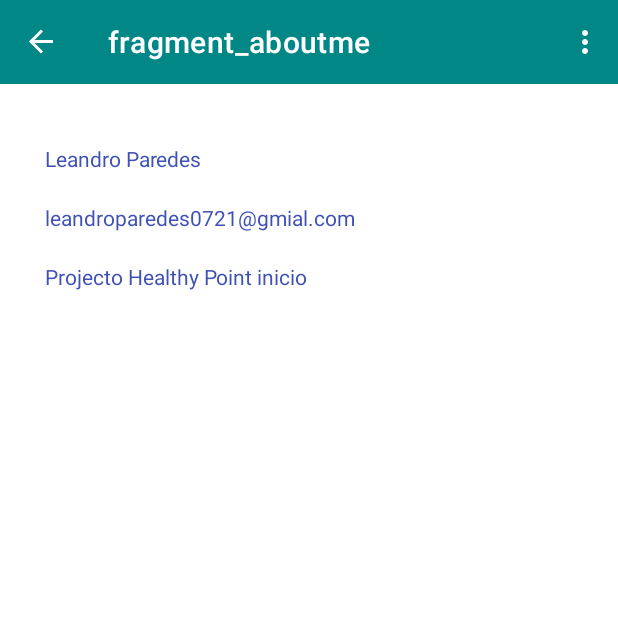
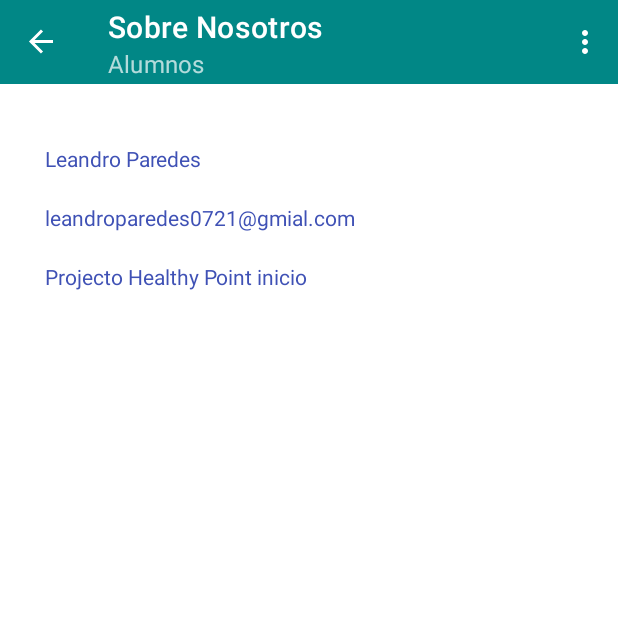
Before and after one commit to Arsenbasha/HealthyPoint, an Android app: the aboutme screen opened through its navigation route, on a phone screen of 412 x 824 dp, the top half of it. Run offline under Robolectric (Android 15) with nearby library versions, the phone set to English and light mode, and no system bars; our stand-ins replace navigation-ui; 2 statements that could not run were skipped.

Commit message:
porject full

```diff
--- a/app/src/main/java/com/arsenbasha/healthypoint/aboutme.kt
+++ b/app/src/main/java/com/arsenbasha/healthypoint/aboutme.kt
@@ -4,6 +4,7 @@ import android.os.Bundle
 import android.view.LayoutInflater
 import android.view.View
 import android.view.ViewGroup
+import androidx.appcompat.app.AppCompatActivity
 import androidx.fragment.app.Fragment
 
 
@@ -13,7 +14,8 @@ class aboutme : Fragment() {
         inflater: LayoutInflater, container: ViewGroup?,
         savedInstanceState: Bundle?
     ): View? {
-
+        (activity as AppCompatActivity?)!!.supportActionBar!!.title = "Sobre Nosotros"
+        (activity as AppCompatActivity?)!!.supportActionBar!!.subtitle = "Alumnos"
 
         return inflater.inflate(R.layout.fragment_aboutme, container, false)
         setHasOptionsMenu(true);
--- a/app/src/main/res/values/styles.xml
+++ b/app/src/main/res/values/styles.xml
@@ -11,7 +11,5 @@
     </style>
     <style name="carga" parent="AppTheme">
         <item name="android:windowBackground">@drawable/health</item>
-
     </style>
-
 </resources>
```
